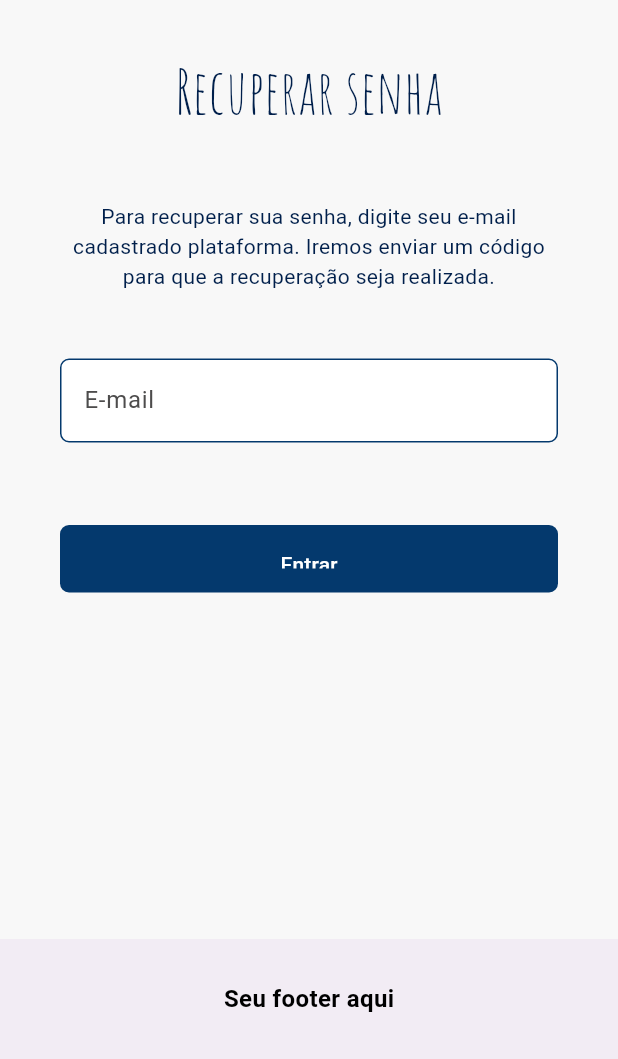
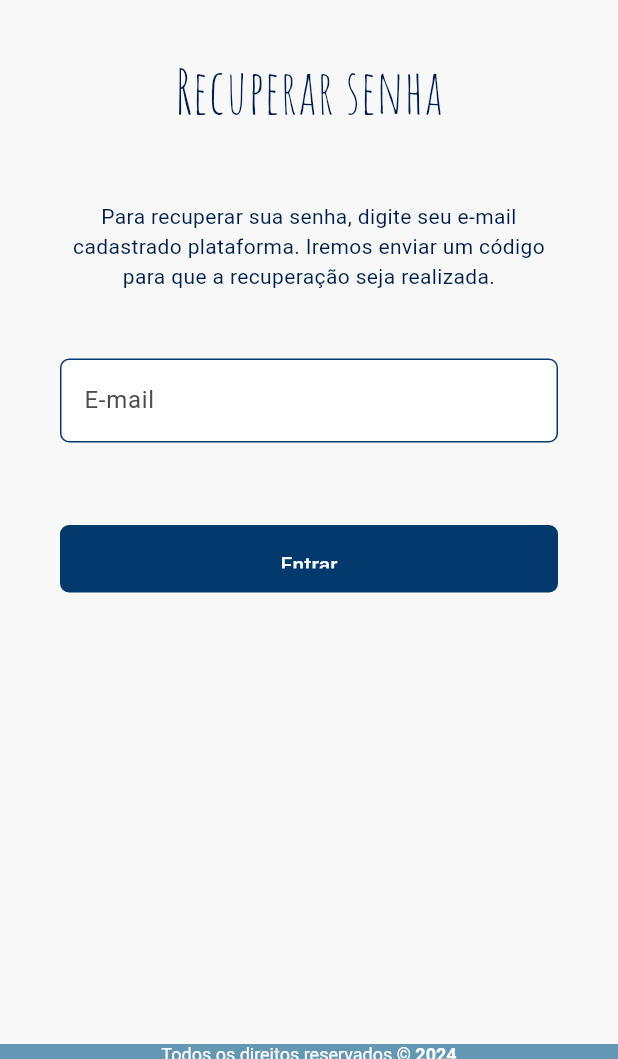
Before and after one commit to barbaragrinop/calendall-pptu, a Flutter app: the screen it shows after launch, on a phone screen of 412 x 824 dp, the part 177-1236 px from its top. Run offline on Flutter 3.47's test engine with Material 3 defaults, Android fonts, the light colour scheme and no system bars; our stand-ins replace flutter_svg.

Commit message:
feat: add footer

```diff
--- a/lib/components/Footer/primary.dart
+++ b/lib/components/Footer/primary.dart
@@ -1,25 +1,31 @@
+import 'package:calendall_pptu/util/custom_colors.dart';
 import 'package:flutter/material.dart';
+
 class Footer extends StatelessWidget {
-  const Footer({super.key});
+  Footer({super.key});
+
+  final now = DateTime.now().year;
+  static const double fontSize = 12.0;
 
   @override
   Widget build(BuildContext context) {
-    return const BottomAppBar(
-      padding: EdgeInsets.all(20),
-      child: SizedBox(
-        // height: 1.0, // Change this value to your desired footer height
-        child: Row(
-          mainAxisAlignment: MainAxisAlignment.spaceEvenly,
-          children: <Widget>[
-            Text(
-              'Seu footer aqui',
-              style: TextStyle(
-                color: Colors.black, // Cor do texto
-                fontSize: 16.0,
-                fontWeight: FontWeight.bold,
+    return Container(
+      color: CustomColors.blueMedium,
+      height: 10.0,
+      child: Center(
+        child: RichText(
+          text: TextSpan(
+            children: [
+              const TextSpan(
+                text: 'Todos os direitos reservados © ',
+                style: TextStyle(color: Colors.white, fontSize: fontSize),
               ),
-            ),
-          ],
+              TextSpan(
+                text: '$now',
+                style: const TextStyle(color: Colors.white, fontSize: fontSize, fontWeight: FontWeight.bold),
+              ),
+            ],
+          ),
         ),
       ),
     );
--- a/lib/pages/recuperacao_senha/send_email.dart
+++ b/lib/pages/recuperacao_senha/send_email.dart
@@ -63,7 +63,8 @@
             ],
           ),
         ),
-        bottomSheet: const Footer(),
+        // bottomSheet: const Footer(),
+         bottomNavigationBar: const Footer()
       );
   }
 }
```
